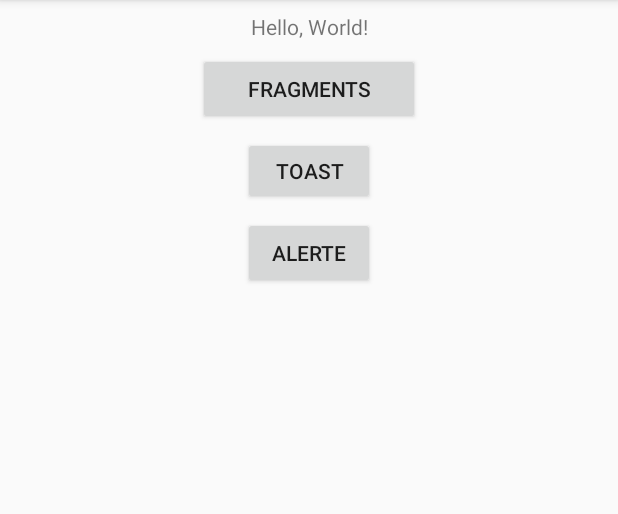
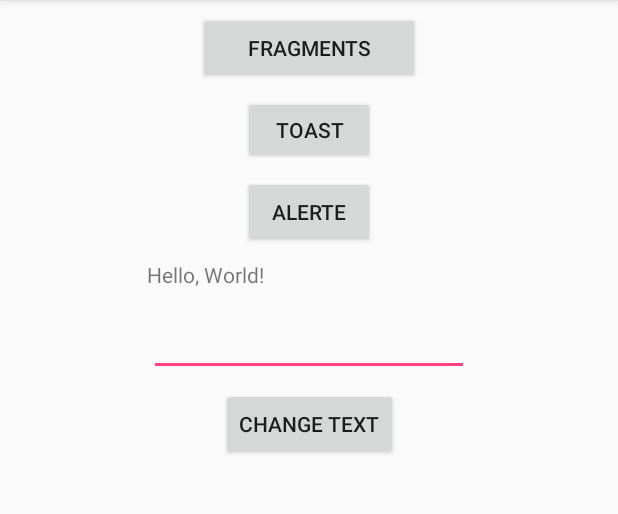
Before and after one commit to moKacraft/kotlin_test, an Android app: the screen it shows after launch (MainActivity), on a phone screen of 412 x 824 dp, the part 84-598 px from its top. Run offline under Robolectric (Android 15) with nearby library versions, the phone set to English and light mode, and no system bars.

Commit message:
change text

```diff
--- a/app/src/main/java/madeline/test_kotlin/MainActivity.kt
+++ b/app/src/main/java/madeline/test_kotlin/MainActivity.kt
@@ -7,11 +7,11 @@ import android.os.Bundle
 import android.support.annotation.RequiresApi
 import android.widget.Button
 import android.widget.Toast
-import org.jetbrains.anko.alert
-import org.jetbrains.anko.doAsync
-import org.jetbrains.anko.toast
-import org.jetbrains.anko.uiThread
+import org.jetbrains.anko.*
 import java.time.LocalDateTime
+import android.widget.EditText
+import android.widget.TextView
+
 
 class MainActivity : AppCompatActivity() {
 
@@ -20,33 +20,43 @@ class MainActivity : AppCompatActivity() {
         super.onCreate(savedInstanceState)
         setContentView(R.layout.activity_main)
 
-        val button1: Button = findViewById(R.id.button1)
-
-        button1.setOnClickListener {
-//            Toast.makeText(this@MainActivity, getString(R.string.toast_text), Toast.LENGTH_SHORT).show()
-            doAsync {
-                var result = LocalDateTime.now().toString()
-                uiThread {
-                    toast(result)
-                }
-            }
-        }
-
         val button2: Button = findViewById(R.id.button2)
 
         button2.setOnClickListener {
             val randomIntent = Intent(this, SecondActivity::class.java)
+            startActivity(randomIntent)
+        }
 
-            startActivity(randomIntent)
+        val button1: Button = findViewById(R.id.button1)
+
+        button1.setOnClickListener {
+            doAsync {
+                var result = LocalDateTime.now().toString()
+                uiThread {
+                    // Anko toast
+                    toast(result)
+                    // Native toast
+                    // Toast.makeText(this@MainActivity, result, Toast.LENGTH_SHORT).show()
+                }
+            }
         }
 
         val button_alert: Button = findViewById(R.id.button_alert)
 
         button_alert.setOnClickListener {
+            // Anko alert
             alert("Hi, I'm Roy", "Have you tried turning it off and on again?") {
                 yesButton { toast("Oh…") }
                 noButton {}
             }.show()
         }
+
+        val button3: Button = findViewById(R.id.button3)
+
+        button3.setOnClickListener {
+            val editText: EditText = findViewById(R.id.editText)
+            val textView: TextView = findViewById(R.id.textView)
+            textView.text = editText.text
+        }
     }
 }
--- a/app/src/main/res/layout/activity_main.xml
+++ b/app/src/main/res/layout/activity_main.xml
@@ -8,15 +8,15 @@
 
     <TextView
         android:id="@+id/textView"
-        android:layout_width="wrap_content"
-        android:layout_height="wrap_content"
+        android:layout_width="216dp"
+        android:layout_height="24dp"
         android:layout_marginEnd="8dp"
         android:layout_marginStart="8dp"
         android:layout_marginTop="8dp"
         android:text="@string/Hello_World"
         app:layout_constraintEnd_toEndOf="parent"
         app:layout_constraintStart_toStartOf="parent"
-        app:layout_constraintTop_toTopOf="parent" />
+        app:layout_constraintTop_toBottomOf="@+id/button_alert" />
 
     <Button
         android:id="@+id/button1"
@@ -41,7 +41,9 @@
         app:layout_constraintEnd_toEndOf="parent"
         app:layout_constraintHorizontal_bias="0.518"
         app:layout_constraintStart_toStartOf="parent"
-        app:layout_constraintTop_toBottomOf="@+id/textView" />
+        app:layout_constraintTop_toTopOf="parent"
+        android:layout_marginRight="16dp"
+        android:layout_marginLeft="8dp" />
 
     <Button
         android:id="@+id/button_alert"
@@ -55,4 +57,29 @@
         app:layout_constraintStart_toStartOf="parent"
         app:layout_constraintTop_toBottomOf="@+id/button1" />
 
+    <EditText
+        android:id="@+id/editText"
+        android:layout_width="wrap_content"
+        android:layout_height="wrap_content"
+        android:layout_marginEnd="8dp"
+        android:layout_marginStart="8dp"
+        android:layout_marginTop="8dp"
+        android:ems="10"
+        android:inputType="text"
+        app:layout_constraintEnd_toEndOf="parent"
+        app:layout_constraintStart_toStartOf="parent"
+        app:layout_constraintTop_toBottomOf="@+id/textView" />
+
+    <Button
+        android:id="@+id/button3"
+        android:layout_width="wrap_content"
+        android:layout_height="wrap_content"
+        android:layout_marginEnd="8dp"
+        android:layout_marginStart="8dp"
+        android:layout_marginTop="8dp"
+        android:text="@string/change_text"
+        app:layout_constraintEnd_toEndOf="parent"
+        app:layout_constraintStart_toStartOf="parent"
+        app:layout_constraintTop_toBottomOf="@+id/editText" />
+
 </android.support.constraint.ConstraintLayout>
--- a/app/src/main/res/values/strings.xml
+++ b/app/src/main/res/values/strings.xml
@@ -6,4 +6,5 @@
     <string name="change_fragment">Change Fragment</string>
     <string name="toast_text">I\'m a toast.</string>
     <string name="alerte">Alerte</string>
+    <string name="change_text">change text</string>
 </resources>
```
